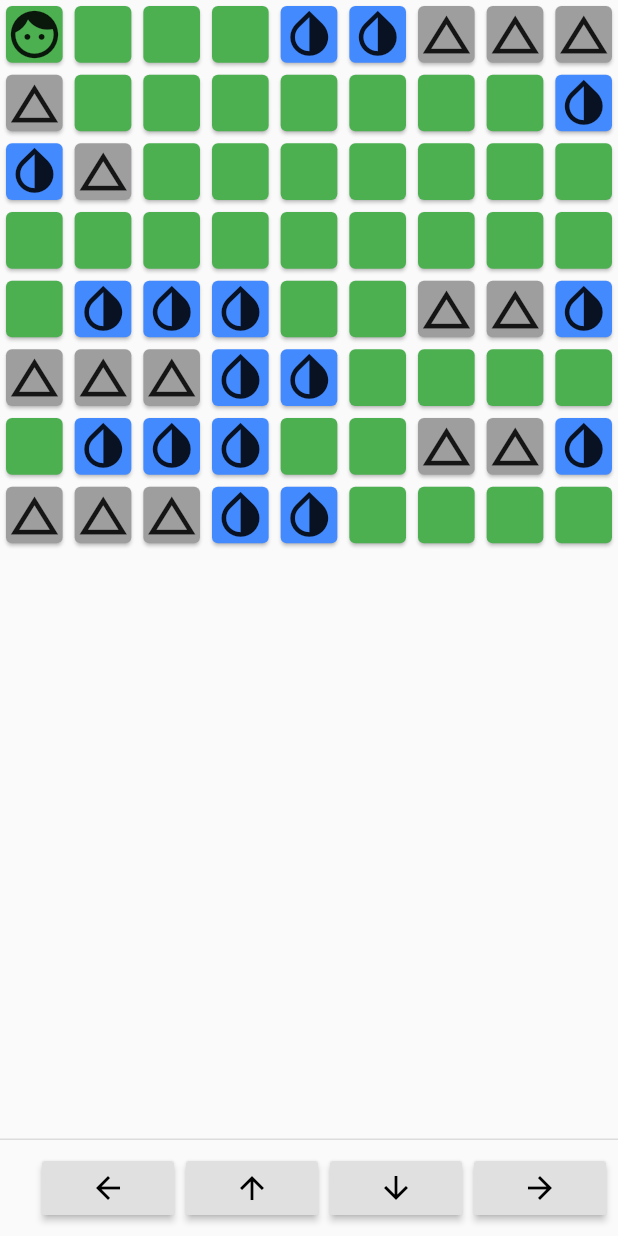
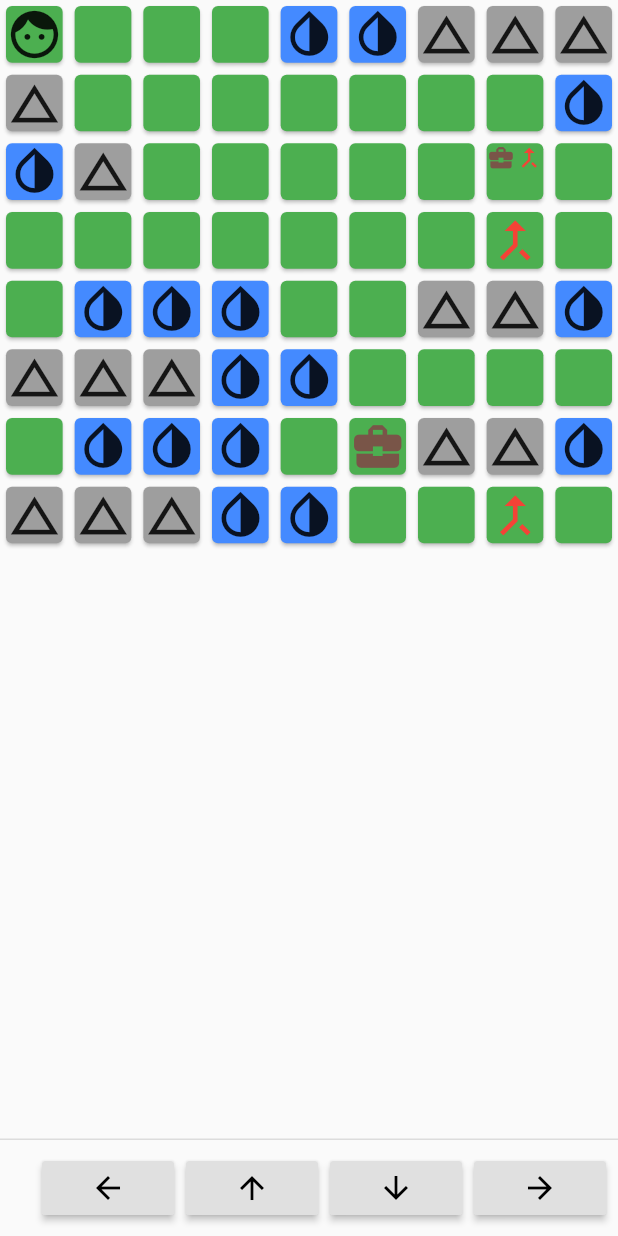
Before and after one commit to crtingram/flutter_app_two, a Flutter app: the screen it shows after launch, item 2 of the bottom bar chosen, on a phone screen of 412 x 824 dp. Run offline on Flutter 3.47's test engine with Material 2 defaults, Android fonts, the phone set to English and light mode, and no system bars.

Commit message:
Add colors and some game content for tiles.

```diff
--- a/lib/module/grid-list.dart
+++ b/lib/module/grid-list.dart
@@ -129,16 +129,21 @@ class MapTileState extends State<MapTile> {
     gameTile.contents.forEach((contentType) {
       switch (contentType) {
         case GameTileContentType.chest:
-          icons.add(Icon(Icons.business_center, size: iconSize));
+          icons.add(
+              Icon(Icons.business_center, size: iconSize, color: Colors.brown));
           break;
         case GameTileContentType.item:
-          icons.add(Icon(Icons.edit, size: iconSize));
+          icons.add(Icon(Icons.edit, size: iconSize, color: Colors.amber));
           break;
         case GameTileContentType.player:
-          icons.add(Icon(Icons.face, size: iconSize));
+          icons.add(Icon(Icons.face, size: iconSize, color: Colors.black87));
           break;
         case GameTileContentType.enemy:
-          icons.add(Icon(Icons.merge_type, size: iconSize));
+          icons.add(Icon(
+            Icons.merge_type,
+            size: iconSize,
+            color: Colors.red,
+          ));
           break;
 
         default:
--- a/lib/utils/MapUtilities.dart
+++ b/lib/utils/MapUtilities.dart
@@ -58,6 +58,8 @@ List<GameTile> generateMap() {
     GameTile.grassTile(contents: []),
     GameTile.grassTile(contents: []),
     GameTile.grassTile(contents: []),
+    GameTile.grassTile(
+        contents: [GameTileContentType.chest, GameTileContentType.enemy]),
     GameTile.grassTile(contents: []),
     GameTile.grassTile(contents: []),
     GameTile.grassTile(contents: []),
@@ -66,8 +68,7 @@ List<GameTile> generateMap() {
     GameTile.grassTile(contents: []),
     GameTile.grassTile(contents: []),
     GameTile.grassTile(contents: []),
-    GameTile.grassTile(contents: []),
-    GameTile.grassTile(contents: []),
+    GameTile.grassTile(contents: [GameTileContentType.enemy]),
     GameTile.grassTile(contents: []),
     GameTile.grassTile(contents: []),
     GameTile.waterTile(),
@@ -92,7 +93,7 @@ List<GameTile> generateMap() {
     GameTile.waterTile(),
     GameTile.waterTile(),
     GameTile.grassTile(contents: []),
-    GameTile.grassTile(contents: []),
+    GameTile.grassTile(contents: [GameTileContentType.chest]),
     GameTile.rockTile(),
     GameTile.rockTile(),
     GameTile.waterTile(),
@@ -103,7 +104,7 @@ List<GameTile> generateMap() {
     GameTile.waterTile(),
     GameTile.grassTile(contents: []),
     GameTile.grassTile(contents: []),
-    GameTile.grassTile(contents: []),
+    GameTile.grassTile(contents: [GameTileContentType.enemy]),
     GameTile.grassTile(contents: []),
   ];
 }
```
